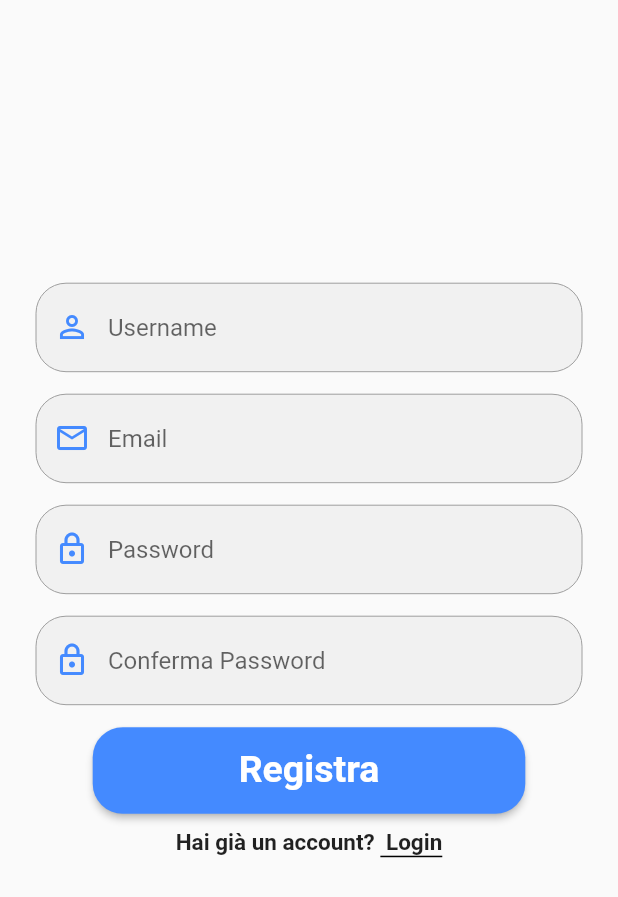
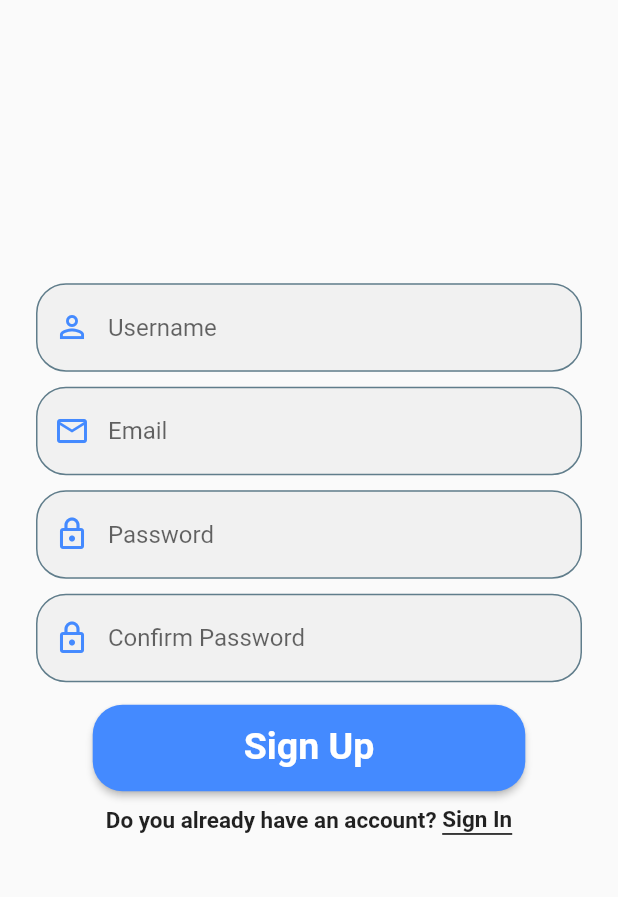
Before and after one commit to mrusso99/My-Holidays, a Flutter app: the RegistrationScreen screen opened by its route, on a phone screen of 412 x 824 dp. Shown: the top 897 px of the screen. Run offline on Flutter 3.47's test engine with Material 2 defaults, Android fonts, the phone set to English and light mode, and no system bars; our stand-ins replace firebase_auth, firebase_core, google_fonts, shared_preferences; missing offline and left inert: web3dart; accounts and stored records are empty; network calls fail.

Commit message:
Added new strings to the vocabulary

```diff
--- a/lib/languages/languageLocalizations.dart
+++ b/lib/languages/languageLocalizations.dart
@@ -15,12 +15,40 @@ class LanguageLocalizations {
       'explore': 'Explore',
       'profile': 'Profile',
       'username': 'Username',
-    },
+      'forgotpassword' : 'Forgot password',
+      'emailrecovery' : 'Insert your email. We will send you instructions to reset your password',
+      'send' : 'Send',
+      'confirm' : 'Confirm',
+      'signup' : 'Sign Up',
+      'account' : 'Do you already have an account',
+      'signin' : 'Sign In',
+      'newaccount' : 'Create a new account',
+      'settings' : 'Settings',
+      'darktheme' : 'Dark Theme',
+      'attention' : 'Attention',
+      'textattention' : 'You must log in first',
+      'delete' : 'Delete',
+      'whereyougo' : 'Where are you going'
+  },
     'it': {
       'wallet': 'Portafoglio',
       'explore': 'Esplora',
       'profile': 'Profilo',
       'username': 'Utente',
+      'forgotpassword' : 'Hai dimenticato la password',
+      'emailrecovery' : 'Inserisci la tua email. Ti invieremo le istruzioni per reimpostare la tua password',
+      'send' : 'Invia',
+      'confirm' : 'Conferma',
+      'signup' : 'Registra',
+      'account' : 'Hai già un account',
+      'signin' : 'Login',
+      'newaccount' : 'Crea un nuovo account',
+      'settings' : 'Impostazioni',
+      'darktheme' : 'Tema Scuro',
+      'attention' : 'Attenzione',
+      'textattention': 'Devi prima accedere',
+      'delete' : 'Annulla',
+      'whereyougo' : 'Dove vuoi andare'
     },
   };
 
@@ -42,5 +70,59 @@ class LanguageLocalizations {
     return _localizedValues[locale.languageCode]!['username']!;
   }
 
+  String get forgotpassword {
+    return _localizedValues[locale.languageCode]!['forgotpassword']!;
+  }
 
+  String get emailrecovery {
+    return _localizedValues[locale.languageCode]!['emailrecovery']!;
+  }
+
+  String get send {
+    return _localizedValues[locale.languageCode]!['send']!;
+  }
+
+  String get confirm {
+    return _localizedValues[locale.languageCode]!['confirm']!;
+  }
+
+  String get signup {
+    return _localizedValues[locale.languageCode]!['signup']!;
+  }
+
+  String get account {
+    return _localizedValues[locale.languageCode]!['account']!;
+  }
+
+  String get signin {
+    return _localizedValues[locale.languageCode]!['signin']!;
+  }
+
+  String get newaccount {
+    return _localizedValues[locale.languageCode]!['newaccount']!;
+  }
+
+  String get settings {
+    return _localizedValues[locale.languageCode]!['settings']!;
+  }
+
+  String get darktheme {
+    return _localizedValues[locale.languageCode]!['darktheme']!;
+  }
+
+  String get attention {
+    return _localizedValues[locale.languageCode]!['attention']!;
+  }
+
+  String get textattention {
+    return _localizedValues[locale.languageCode]!['textattention']!;
+  }
+
+  String get delete {
+    return _localizedValues[locale.languageCode]!['delete']!;
+  }
+
+  String get whereyougo {
+    return _localizedValues[locale.languageCode]!['whereyougo']!;
+  }
 }
--- a/lib/ui/profile_screen.dart
+++ b/lib/ui/profile_screen.dart
@@ -1,4 +1,5 @@
 import 'package:flutter/material.dart';
+import 'package:my_holidays/languages/languageLocalizations.dart';
 
 class ProfileScreen extends StatefulWidget {
   const ProfileScreen({Key? key}) : super(key: key);
@@ -20,7 +21,7 @@ class _ProfileScreenState extends State<ProfileScreen> {
           Card(
             child: ListTile(
                 leading: Icon(Icons.account_box),
-                title: Text('Profilo'),
+                title: Text(LanguageLocalizations.of(context).profile),
                 onTap: () {
                   if (true) {
                     //todo check login
@@ -31,7 +32,7 @@ class _ProfileScreenState extends State<ProfileScreen> {
           Card(
             child: ListTile(
               leading: Icon(Icons.settings),
-              title: Text('Impostazioni App'),
+              title: Text(LanguageLocalizations.of(context).settings),
               onTap: () {
                 Navigator.pushNamed(context, 'Settings');
               },
--- a/lib/ui/registration_screen.dart
+++ b/lib/ui/registration_screen.dart
@@ -28,6 +28,13 @@ class _RegistrationScreenState extends State<RegistrationScreen> {
 
   @override
   Widget build(BuildContext context) {
+    bool _isDark = Theme.of(context).brightness == Brightness.dark;
+    Color box;
+    if (_isDark) {
+      box = Colors.white;
+    } else {
+      box = Colors.black;
+    }
     Size size = MediaQuery.of(context).size;
     return GestureDetector(
         onTap: () {
@@ -76,7 +83,7 @@ class _RegistrationScreenState extends State<RegistrationScreen> {
                                   enabledBorder: OutlineInputBorder(
                                     borderRadius: BorderRadius.circular(20.0),
                                     borderSide: const BorderSide(
-                                        color: Colors.grey, width: 0.0),
+                                        color: Colors.blueGrey, width: 1),
                                   ),
                                   errorBorder: UnderlineInputBorder(
                                     borderRadius: BorderRadius.circular(6.0),
@@ -86,7 +93,7 @@ class _RegistrationScreenState extends State<RegistrationScreen> {
                                   ),
                                 ),
                               ),
-                              SizedBox(height: 15),
+                              SizedBox(height: 10),
                               TextFormField(
                                 controller: _emailTextController,
                                 focusNode: _focusEmail,
@@ -107,7 +114,7 @@ class _RegistrationScreenState extends State<RegistrationScreen> {
                                   enabledBorder: OutlineInputBorder(
                                     borderRadius: BorderRadius.circular(20.0),
                                     borderSide: const BorderSide(
-                                        color: Colors.grey, width: 0.0),
+                                        color: Colors.blueGrey, width: 1),
                                   ),
                                   errorBorder: UnderlineInputBorder(
                                     borderRadius: BorderRadius.circular(6.0),
@@ -117,7 +124,7 @@ class _RegistrationScreenState extends State<RegistrationScreen> {
                                   ),
                                 ),
                               ),
-                              SizedBox(height: 15),
+                              SizedBox(height: 10),
                               TextFormField(
                                 controller: _passwordTextController,
                                 focusNode: _focusPassword,
@@ -140,7 +147,7 @@ class _RegistrationScreenState extends State<RegistrationScreen> {
                                   enabledBorder: OutlineInputBorder(
                                     borderRadius: BorderRadius.circular(20.0),
                                     borderSide: const BorderSide(
-                                        color: Colors.grey, width: 0.0),
+                                        color: Colors.blueGrey, width: 1),
                                   ),
                                   errorBorder: UnderlineInputBorder(
                                     borderRadius: BorderRadius.circular(20.0),
@@ -150,7 +157,7 @@ class _RegistrationScreenState extends State<RegistrationScreen> {
                                   ),
                                 ),
                               ),
-                              SizedBox(height: 15),
+                              SizedBox(height: 10),
                               TextFormField(
                                 controller: _password2TextController,
                                 focusNode: _focusPassword2,
@@ -169,11 +176,11 @@ class _RegistrationScreenState extends State<RegistrationScreen> {
                                   ),
                                   fillColor: Colors.grey.withOpacity(0.1),
                                   filled: true,
-                                  hintText: "Conferma Password",
+                                  hintText: LanguageLocalizations.of(context).confirm + " Password",
                                   enabledBorder: OutlineInputBorder(
                                     borderRadius: BorderRadius.circular(20.0),
                                     borderSide: const BorderSide(
-                                        color: Colors.grey, width: 0.0),
+                                        color: Colors.blueGrey, width: 1),
                                   ),
                                   errorBorder: UnderlineInputBorder(
                                     borderRadius: BorderRadius.circular(20.0),
@@ -229,8 +236,8 @@ class _RegistrationScreenState extends State<RegistrationScreen> {
                                               )),
                                         ),
                                         child: Text(
-                                          'Registra',
-                                          style: TextStyle(
+                                          LanguageLocalizations.of(context).signup,
+                                          style: const TextStyle(
                                             color: Colors.white,
                                             fontWeight: FontWeight.bold,
                                             fontSize: 25,
@@ -248,8 +255,8 @@ class _RegistrationScreenState extends State<RegistrationScreen> {
                                 mainAxisAlignment: MainAxisAlignment.center,
                                 children: [
                                   Text(
-                                    'Hai già un account? ',
-                                    style: TextStyle(
+                                  LanguageLocalizations.of(context).account +'? ',
+                                    style: const TextStyle(
                                       fontSize: 15,
                                       fontWeight: FontWeight.bold,
                                     ),
@@ -259,8 +266,8 @@ class _RegistrationScreenState extends State<RegistrationScreen> {
                                         Navigator.pushNamed(context, 'Login'),
                                     child: Container(
                                     child: Text(
-                                      ' Login',
-                                      style: TextStyle(
+                                      LanguageLocalizations.of(context).signin,
+                                      style: const TextStyle(
                                         fontSize: 15,
                                         fontWeight: FontWeight.bold,
                                       ),
@@ -268,6 +275,7 @@ class _RegistrationScreenState extends State<RegistrationScreen> {
                                     decoration: BoxDecoration(
                                       border: Border(
                                         bottom: BorderSide(
+                                          color: box,
                                           width: 1,
                                         ),
                                   ),
--- a/lib/ui/settings_screen.dart
+++ b/lib/ui/settings_screen.dart
@@ -1,5 +1,6 @@
 import 'package:flutter/material.dart';
 import 'package:flutter/services.dart';
+import 'package:my_holidays/languages/languageLocalizations.dart';
 import 'package:my_holidays/theme/theme_model.dart';
 import 'package:provider/provider.dart';
 
@@ -27,8 +28,8 @@ class _SettingsScreenState extends State<SettingsScreen> {
               padding: const EdgeInsets.only(bottom: 88),
               children: <Widget>[
                 SwitchListTile(
-                    title: const Text(
-                      'Tema Scuro',
+                    title: Text(
+                      LanguageLocalizations.of(context).darktheme,
                     ),
                     value: themeNotifier.isDark,
                     onChanged: (value) {
--- a/lib/ui/wallet_screen.dart
+++ b/lib/ui/wallet_screen.dart
@@ -47,7 +47,7 @@ class _WalletScreenState extends State<WalletScreen> {
 
   Widget _icon(IconData icon, String text) {
     bool isDarkMode =
-        MediaQuery.of(context).platformBrightness == Brightness.dark;
+        Theme.of(context).brightness == Brightness.dark;
     Color box;
     if (isDarkMode) {
       box = Colors.black;
@@ -68,8 +68,7 @@ class _WalletScreenState extends State<WalletScreen> {
                 color: box,
                 borderRadius: BorderRadius.all(Radius.circular(20)),
                 boxShadow: <BoxShadow>[
-                  BoxShadow(
-                      )
+                  BoxShadow()
                 ]),
             child: Icon(icon),
           ),
```
Also changed, not shown: lib/screens/travels.dart (+5 -15 lines), lib/ui/explore_screen.dart (+6 -6 lines), lib/ui/forgot_password_screen.dart (+15 -13 lines), lib/ui/home_screen.dart (+49 -1 lines), lib/ui/login_screen.dart (+21 -19 lines), lib/util/navigation_bar.dart (+29 -20 lines), lib/widgets/search_bar.dart (+13 -25 lines), lib/widgets/text_input_login.dart (deleted, +0 -56 lines).
